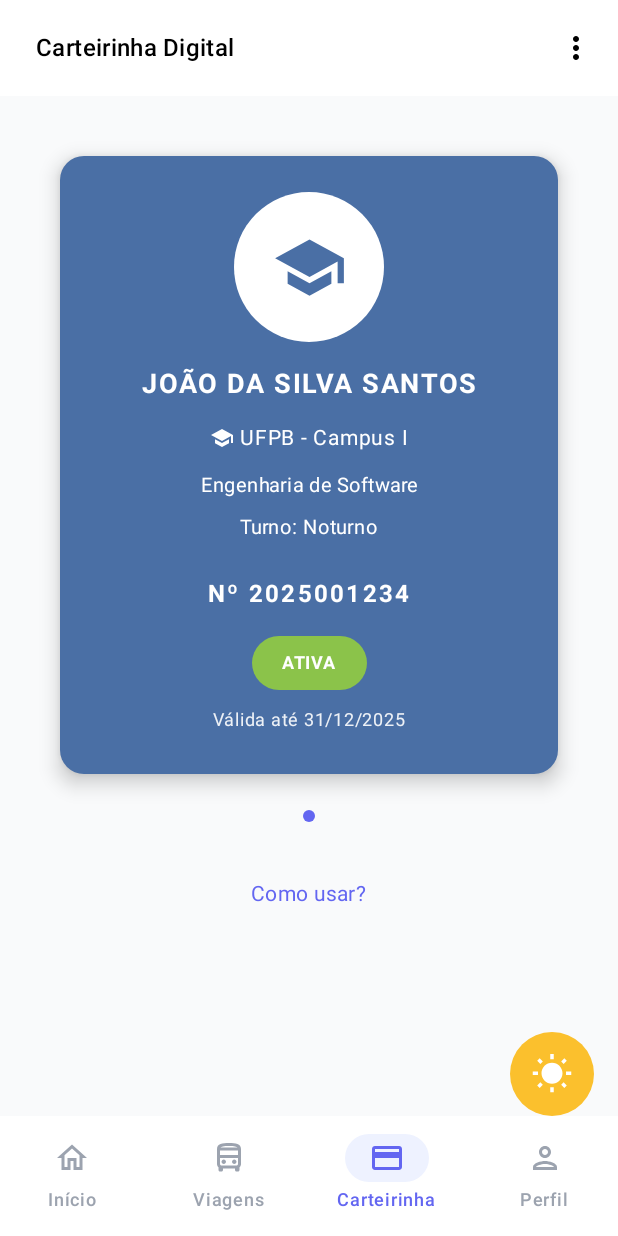
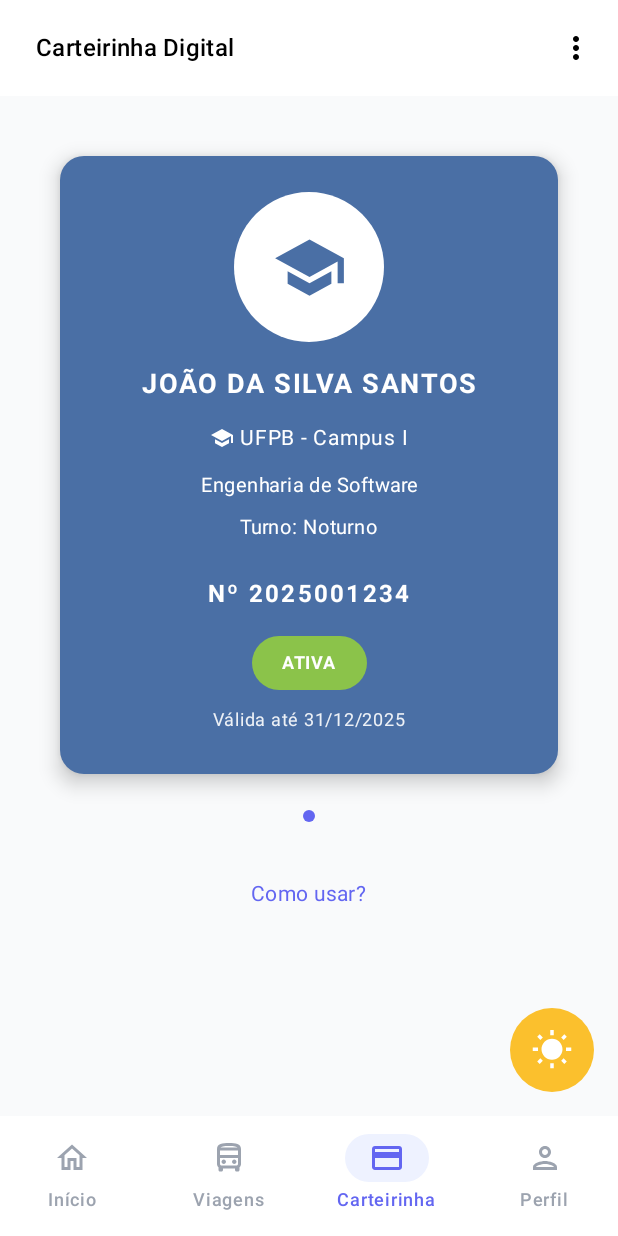
Before and after one commit to joanaeliseal/unipass-student-app, an Android app built with Jetpack Compose: the HomeScreen screen opened through its navigation route, item 3 of the bottom bar chosen, on a phone screen of 412 x 824 dp. Run offline under Robolectric (Android 15) with nearby library versions, the phone set to English and light mode, and no system bars.

Commit message:
refactor: remove paddings artificiais e ajusta modifier para exibir os componentes corretamente

```diff
--- a/app/src/main/java/br/edu/ifpb/unipass/navigation/AppNavHost.kt
+++ b/app/src/main/java/br/edu/ifpb/unipass/navigation/AppNavHost.kt
@@ -26,25 +26,37 @@ fun AppNavHost() {
 
         composable(Routes.HOME) {
             MainScaffold(navController) { modifier ->
-                HomeScreen(navController)
+                HomeScreen(
+                    navController = navController,
+                    modifier = modifier
+                )
             }
         }
 
         composable(Routes.VIAGENS) {
             MainScaffold(navController) { modifier ->
-                ViagensScreen(navController)
+                ViagensScreen(
+                    navController = navController,
+                    modifier = modifier
+                )
             }
         }
 
         composable(Routes.CARTEIRINHA) {
             MainScaffold(navController) { modifier ->
-                CarteirinhaScreen(navController)
+                CarteirinhaScreen(
+                    navController = navController,
+                    modifier = modifier
+                )
             }
         }
 
         composable(Routes.PERFIL) {
             MainScaffold(navController) { modifier ->
-                PerfilScreen(navController)
+                PerfilScreen(
+                    navController = navController,
+                    modifier = modifier
+                )
             }
         }
 
--- a/app/src/main/java/br/edu/ifpb/unipass/ui/screens/home/HomeScreen.kt
+++ b/app/src/main/java/br/edu/ifpb/unipass/ui/screens/home/HomeScreen.kt
@@ -24,7 +24,7 @@ import br.edu.ifpb.unipass.ui.components.RealTimeMapSection
 import br.edu.ifpb.unipass.ui.components.UserProfileHeader
 
 @Composable
-fun HomeScreen(navController: NavController) {
+fun HomeScreen(navController: NavController, modifier: Modifier = Modifier) {
     val currentUser = User(
         name = "Maria",
         initials = "MS",
@@ -64,6 +64,7 @@ fun HomeScreen(navController: NavController) {
     )
 
     HomeContent(
+        modifier = modifier,
         user = currentUser,
         trip = nextTrip,
         quickAccessOptions = quickAccessOptions,
@@ -77,6 +78,7 @@ fun HomeScreen(navController: NavController) {
 
 @Composable
 private fun HomeContent(
+    modifier: Modifier = Modifier,
     user: User,
     trip: Trip?,
     quickAccessOptions: List<QuickAccessOption>,
@@ -84,10 +86,10 @@ private fun HomeContent(
     onViewTripDetails: () -> Unit,
     onViewMap: () -> Unit,
     onCancelReservation: () -> Unit,
-    onViewFullMap: () -> Unit
+    onViewFullMap: () -> Unit,
 ) {
     Column(
-        modifier = Modifier
+        modifier = modifier
             .fillMaxSize()
             .background(Color(0xFFF9FAFB))
             .verticalScroll(rememberScrollState())
@@ -111,7 +113,5 @@ private fun HomeContent(
         )
 
         RealTimeMapSection(onViewFullMap = onViewFullMap)
-
-        Spacer(modifier = Modifier.height(24.dp))
     }
 }
--- a/app/src/main/java/br/edu/ifpb/unipass/ui/screens/profile/PerfilScreen.kt
+++ b/app/src/main/java/br/edu/ifpb/unipass/ui/screens/profile/PerfilScreen.kt
@@ -9,7 +9,7 @@ import androidx.compose.ui.Modifier
 import androidx.navigation.NavController
 
 @Composable
-fun PerfilScreen(navController: NavController) {
+fun PerfilScreen(navController: NavController, modifier: Modifier) {
     Box(
         modifier = Modifier.fillMaxSize(),
         contentAlignment = Alignment.Center
--- a/app/src/main/java/br/edu/ifpb/unipass/ui/screens/studentCard/StudentCardScreen.kt
+++ b/app/src/main/java/br/edu/ifpb/unipass/ui/screens/studentCard/StudentCardScreen.kt
@@ -1,6 +1,5 @@
 package br.edu.ifpb.unipass.ui.screens.studentCard
 
-import androidx.compose.foundation.background
 import androidx.compose.foundation.layout.*
 import androidx.compose.foundation.rememberScrollState
 import androidx.compose.foundation.verticalScroll
@@ -9,7 +8,6 @@ import androidx.compose.runtime.Composable
 import androidx.compose.ui.Alignment
 import androidx.compose.ui.Modifier
 import androidx.compose.ui.graphics.Color
-import androidx.compose.ui.text.style.TextAlign
 import androidx.compose.ui.unit.dp
 import androidx.navigation.NavController
 import br.edu.ifpb.unipass.models.StudentCard
@@ -17,12 +15,11 @@ import br.edu.ifpb.unipass.ui.components.BrightnessButton
 import br.edu.ifpb.unipass.ui.components.CardIndicator
 import br.edu.ifpb.unipass.ui.components.StudentCardView
 
-import androidx.compose.material.icons.Icons
 import androidx.compose.material.icons.filled.MoreVert
 
 
 @Composable
-fun StudentCardScreen(navController: NavController) {
+fun StudentCardScreen(navController: NavController, modifier: Modifier = Modifier) {
     val studentCard = StudentCard(
         studentName = "JOÃO DA SILVA SANTOS",
         institution = "UFPB - Campus I",
@@ -34,6 +31,7 @@ fun StudentCardScreen(navController: NavController) {
     )
 
     StudentCardContent(
+        modifier = modifier,
         studentCard = studentCard,
         onMenuClick = { },
         onBrightnessClick = { },
@@ -46,9 +44,11 @@ private fun StudentCardContent(
     studentCard: StudentCard,
     onMenuClick: () -> Unit,
     onBrightnessClick: () -> Unit,
-    onHowToUseClick: () -> Unit
+    onHowToUseClick: () -> Unit,
+    modifier: Modifier = Modifier
 ) {
     Scaffold(
+        modifier = modifier,
         topBar = {
             StudentCardTopBar(
                 title = "Carteirinha Digital",
@@ -83,15 +83,13 @@ private fun StudentCardContent(
                 Spacer(modifier = Modifier.height(24.dp))
 
                 HowToUseLink(onClick = onHowToUseClick)
-
-                Spacer(modifier = Modifier.height(120.dp))
             }
 
             BrightnessButton(
                 onClick = onBrightnessClick,
                 modifier = Modifier
                     .align(Alignment.BottomEnd)
-                    .padding(bottom = 80.dp, end = 16.dp)
+                    .padding(end = 16.dp, bottom = 16.dp)
             )
         }
     }
@@ -140,6 +138,6 @@ private fun StudentCardTopBar(
 }
 
 @Composable
-fun CarteirinhaScreen(navController: NavController) {
-    StudentCardScreen(navController)
+fun CarteirinhaScreen(navController: NavController, modifier: Modifier) {
+    StudentCardScreen(navController, modifier)
 }
--- a/app/src/main/java/br/edu/ifpb/unipass/ui/screens/trips/TripsScreen.kt
+++ b/app/src/main/java/br/edu/ifpb/unipass/ui/screens/trips/TripsScreen.kt
@@ -9,7 +9,7 @@ import androidx.compose.ui.Modifier
 import androidx.navigation.NavController
 
 @Composable
-fun ViagensScreen(navController: NavController) {
+fun ViagensScreen(navController: NavController, modifier: Modifier) {
     Box(
         modifier = Modifier.fillMaxSize(),
         contentAlignment = Alignment.Center
```
